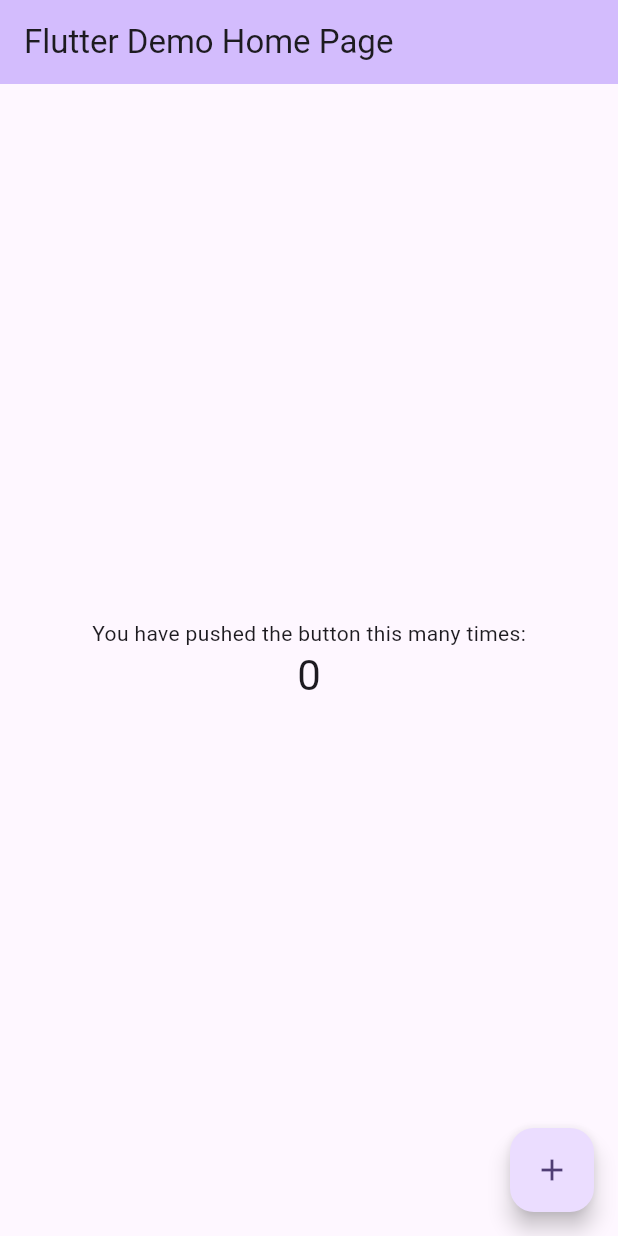
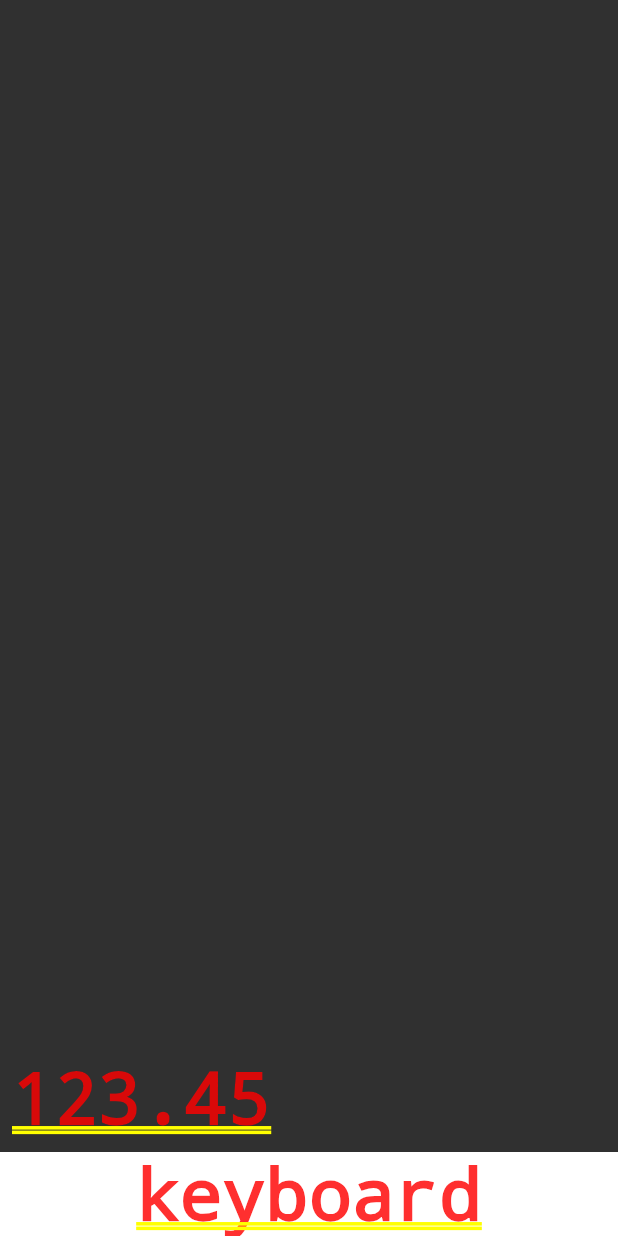
Before and after one commit to abraaobb/calculator_app, a Flutter app: the screen it shows after launch, on a phone screen of 412 x 824 dp. Run offline on Flutter 3.47's test engine with Material 3 defaults, Android fonts, the phone set to English and light mode, and no system bars.

```diff
--- /dev/null
+++ b/lib/components/display.dart
@@ -0,0 +1,26 @@
+import 'package:flutter/material.dart';
+
+class Display extends StatelessWidget {
+  final String text;
+  const Display(this.text, {super.key});
+
+  @override
+  Widget build(BuildContext context) {
+    return Expanded(
+      flex: 1,
+      child: Container(
+        color: const Color.fromRGBO(48, 48, 48, 1),
+        child: Column(
+          mainAxisAlignment: MainAxisAlignment.end,
+          crossAxisAlignment: CrossAxisAlignment.stretch,
+          children: [
+            Padding(
+              padding: const EdgeInsets.all(8.0),
+              child: Text(text),
+            ),
+          ],
+        ),
+      ),
+    );
+  }
+}
--- a/lib/main.dart
+++ b/lib/main.dart
@@ -1,125 +1,6 @@
+import 'package:calculator/screens/calculator.dart';
 import 'package:flutter/material.dart';
 
 void main() {
-  runApp(const MyApp());
+  runApp(const Calculator());
 }
-
-class MyApp extends StatelessWidget {
-  const MyApp({super.key});
-
-  // This widget is the root of your application.
-  @override
-  Widget build(BuildContext context) {
-    return MaterialApp(
-      title: 'Flutter Demo',
-      theme: ThemeData(
-        // This is the theme of your application.
-        //
-        // TRY THIS: Try running your application with "flutter run". You'll see
-        // the application has a purple toolbar. Then, without quitting the app,
-        // try changing the seedColor in the colorScheme below to Colors.green
-        // and then invoke "hot reload" (save your changes or press the "hot
-        // reload" button in a Flutter-supported IDE, or press "r" if you used
-        // the command line to start the app).
-        //
-        // Notice that the counter didn't reset back to zero; the application
-        // state is not lost during the reload. To reset the state, use hot
-        // restart instead.
-        //
-        // This works for code too, not just values: Most code changes can be
-        // tested with just a hot reload.
-        colorScheme: ColorScheme.fromSeed(seedColor: Colors.deepPurple),
-        useMaterial3: true,
-      ),
-      home: const MyHomePage(title: 'Flutter Demo Home Page'),
-    );
-  }
-}
-
-class MyHomePage extends StatefulWidget {
-  const MyHomePage({super.key, required this.title});
-
-  // This widget is the home page of your application. It is stateful, meaning
-  // that it has a State object (defined below) that contains fields that affect
-  // how it looks.
-
-  // This class is the configuration for the state. It holds the values (in this
-  // case the title) provided by the parent (in this case the App widget) and
-  // used by the build method of the State. Fields in a Widget subclass are
-  // always marked "final".
-
-  final String title;
-
-  @override
-  State<MyHomePage> createState() => _MyHomePageState();
-}
-
-class _MyHomePageState extends State<MyHomePage> {
-  int _counter = 0;
-
-  void _incrementCounter() {
-    setState(() {
-      // This call to setState tells the Flutter framework that something has
-      // changed in this State, which causes it to rerun the build method below
-      // so that the display can reflect the updated values. If we changed
-      // _counter without calling setState(), then the build method would not be
-      // called again, and so nothing would appear to happen.
-      _counter++;
-    });
-  }
-
-  @override
-  Widget build(BuildContext context) {
-    // This method is rerun every time setState is called, for instance as done
-    // by the _incrementCounter method above.
-    //
-    // The Flutter framework has been optimized to make rerunning build methods
-    // fast, so that you can just rebuild anything that needs updating rather
-    // than having to individually change instances of widgets.
-    return Scaffold(
-      appBar: AppBar(
-        // TRY THIS: Try changing the color here to a specific color (to
-        // Colors.amber, perhaps?) and trigger a hot reload to see the AppBar
-        // change color while the other colors stay the same.
-        backgroundColor: Theme.of(context).colorScheme.inversePrimary,
-        // Here we take the value from the MyHomePage object that was created by
-        // the App.build method, and use it to set our appbar title.
-        title: Text(widget.title),
-      ),
-      body: Center(
-        // Center is a layout widget. It takes a single child and positions it
-        // in the middle of the parent.
-        child: Column(
-          // Column is also a layout widget. It takes a list of children and
-          // arranges them vertically. By default, it sizes itself to fit its
-          // children horizontally, and tries to be as tall as its parent.
-          //
-          // Column has various properties to control how it sizes itself and
-          // how it positions its children. Here we use mainAxisAlignment to
-          // center the children vertically; the main axis here is the vertical
-          // axis because Columns are vertical (the cross axis would be
-          // horizontal).
-          //
-          // TRY THIS: Invoke "debug painting" (choose the "Toggle Debug Paint"
-          // action in the IDE, or press "p" in the console), to see the
-          // wireframe for each widget.
-          mainAxisAlignment: MainAxisAlignment.center,
-          children: <Widget>[
-            const Text(
-              'You have pushed the button this many times:',
-            ),
-            Text(
-              '$_counter',
-              style: Theme.of(context).textTheme.headlineMedium,
-            ),
-          ],
-        ),
-      ),
-      floatingActionButton: FloatingActionButton(
-        onPressed: _incrementCounter,
-        tooltip: 'Increment',
-        child: const Icon(Icons.add),
-      ), // This trailing comma makes auto-formatting nicer for build methods.
-    );
-  }
-}
--- /dev/null
+++ b/lib/screens/calculator.dart
@@ -0,0 +1,15 @@
+import 'package:calculator/components/display.dart';
+import 'package:flutter/material.dart';
+
+class Calculator extends StatelessWidget {
+  const Calculator({super.key});
+
+  @override
+  Widget build(BuildContext context) {
+    return const MaterialApp(
+      home: Column(
+        children: <Widget>[Display('123.45'), Text('keyboard')],
+      ),
+    );
+  }
+}
--- a/pubspec.yaml
+++ b/pubspec.yaml
@@ -35,6 +35,7 @@ dependencies:
   # The following adds the Cupertino Icons font to your application.
   # Use with the CupertinoIcons class for iOS style icons.
   cupertino_icons: ^1.0.8
+  auto_size_text: ^3.0.0
 
 dev_dependencies:
   flutter_test:
```
Also changed, not shown: pubspec.lock, 1 other file.
